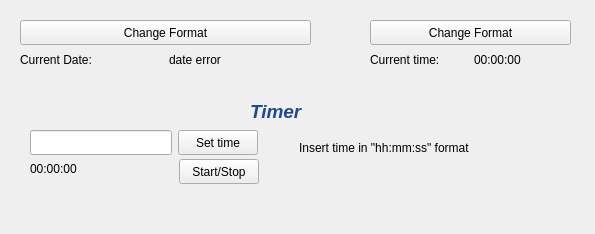
The window that mainwindow.ui (Gio-Formichella/Elaborato) describes before a commit, drawn with Qt 5.
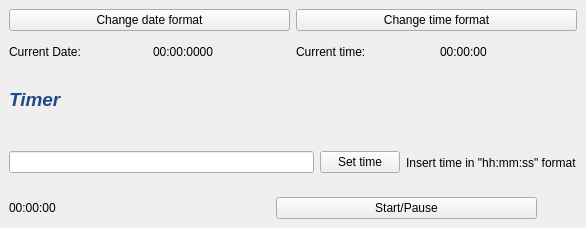
The same window after the commit.

Commit message: Completed layout, modified button and label text.

```diff
--- a/mainwindow.ui
+++ b/mainwindow.ui
@@ -6,75 +6,27 @@
    <rect>
     <x>0</x>
     <y>0</y>
-    <width>595</width>
-    <height>234</height>
+    <width>586</width>
+    <height>228</height>
    </rect>
   </property>
   <property name="windowTitle">
    <string>MainWindow</string>
   </property>
   <widget class="QWidget" name="centralwidget">
-   <widget class="QPushButton" name="ChangeTimeFormat">
-    <property name="geometry">
-     <rect>
-      <x>370</x>
-      <y>20</y>
-      <width>201</width>
-      <height>25</height>
-     </rect>
-    </property>
-    <property name="text">
-     <string>Change Format</string>
-    </property>
-   </widget>
+   <layout class="QVBoxLayout" name="verticalLayout">
+    <item>
+     <layout class="QHBoxLayout" name="horizontalLayout_4">
+      <item>
+       <layout class="QVBoxLayout" name="verticalLayout_4">
+        <item>
    <widget class="QPushButton" name="ChangeDateFormat">
-    <property name="geometry">
-     <rect>
-      <x>20</x>
-      <y>20</y>
-      <width>291</width>
-      <height>25</height>
-     </rect>
-    </property>
     <property name="text">
-     <string>Change Format</string>
-    </property>
-   </widget>
-   <widget class="QWidget" name="layoutWidget">
-    <property name="geometry">
-     <rect>
-      <x>370</x>
-      <y>50</y>
-      <width>201</width>
-      <height>19</height>
-     </rect>
-    </property>
-    <layout class="QHBoxLayout" name="horizontalLayout">
-     <item>
-      <widget class="QLabel" name="currentTimeLabel">
-       <property name="text">
-        <string>Current time:</string>
-       </property>
-      </widget>
+           <string>Change date format</string>
+          </property>
+         </widget>
      </item>
      <item>
-      <widget class="QLabel" name="timeLabel">
-       <property name="text">
-        <string>00:00:00</string>
-       </property>
-      </widget>
-     </item>
-    </layout>
-   </widget>
-   <widget class="QWidget" name="layoutWidget">
-    <property name="geometry">
-     <rect>
-      <x>20</x>
-      <y>50</y>
-      <width>291</width>
-      <height>19</height>
-     </rect>
-    </property>
     <layout class="QHBoxLayout" name="horizontalLayout_2">
      <item>
       <widget class="QLabel" name="CurrentDateTextLabel">
@@ -86,87 +38,108 @@
      <item>
       <widget class="QLabel" name="dateLabel">
        <property name="text">
-        <string>date error</string>
+             <string>00:00:0000</string>
        </property>
       </widget>
      </item>
     </layout>
-   </widget>
-   <widget class="QLabel" name="timerLabel">
-    <property name="geometry">
-     <rect>
-      <x>30</x>
-      <y>160</y>
-      <width>141</width>
-      <height>17</height>
-     </rect>
-    </property>
+        </item>
+       </layout>
+      </item>
+      <item>
+       <layout class="QVBoxLayout" name="verticalLayout_5">
+        <item>
+         <widget class="QPushButton" name="ChangeTimeFormat">
+          <property name="text">
+           <string>Change time format</string>
+          </property>
+         </widget>
+        </item>
+        <item>
+         <layout class="QHBoxLayout" name="horizontalLayout">
+          <item>
+           <widget class="QLabel" name="currentTimeLabel">
+            <property name="text">
+             <string>Current time:</string>
+            </property>
+           </widget>
+          </item>
+          <item>
+           <widget class="QLabel" name="timeLabel">
     <property name="text">
      <string>00:00:00</string>
     </property>
    </widget>
-   <widget class="QPushButton" name="start_stopButton">
-    <property name="geometry">
-     <rect>
-      <x>179</x>
-      <y>159</y>
-      <width>80</width>
-      <height>25</height>
-     </rect>
-    </property>
-    <property name="text">
-     <string>Start/Stop</string>
-    </property>
-   </widget>
-   <widget class="QLabel" name="timerInfo">
-    <property name="geometry">
-     <rect>
-      <x>299</x>
-      <y>139</y>
-      <width>231</width>
-      <height>17</height>
-     </rect>
-    </property>
-    <property name="text">
-     <string>Insert time in &quot;hh:mm:ss&quot; format</string>
-    </property>
-   </widget>
-   <widget class="QLineEdit" name="setTimerIntervalInput">
-    <property name="geometry">
-     <rect>
-      <x>30</x>
-      <y>130</y>
-      <width>142</width>
-      <height>25</height>
-     </rect>
-    </property>
-   </widget>
+          </item>
+         </layout>
+        </item>
+       </layout>
+      </item>
+     </layout>
+    </item>
+    <item>
    <widget class="QLabel" name="timerTitle">
-    <property name="geometry">
-     <rect>
-      <x>250</x>
-      <y>100</y>
-      <width>71</width>
-      <height>21</height>
-     </rect>
-    </property>
     <property name="text">
      <string>&lt;html&gt;&lt;head/&gt;&lt;body&gt;&lt;p&gt;&lt;span style=&quot; font-size:14pt; font-weight:600; font-style:italic; color:#204a87;&quot;&gt;Timer&lt;/span&gt;&lt;/p&gt;&lt;/body&gt;&lt;/html&gt;</string>
     </property>
    </widget>
+    </item>
+    <item>
+     <layout class="QHBoxLayout" name="horizontalLayout_3">
+      <item>
+       <widget class="QLineEdit" name="setTimerIntervalInput"/>
+      </item>
+      <item>
    <widget class="QPushButton" name="setTimerButton">
-    <property name="geometry">
-     <rect>
-      <x>178</x>
-      <y>130</y>
-      <width>80</width>
-      <height>25</height>
-     </rect>
-    </property>
     <property name="text">
      <string>Set time</string>
     </property>
    </widget>
+      </item>
+      <item>
+       <widget class="QLabel" name="timerInfo">
+        <property name="text">
+         <string>Insert time in &quot;hh:mm:ss&quot; format</string>
+        </property>
+       </widget>
+      </item>
+     </layout>
+    </item>
+    <item>
+     <layout class="QHBoxLayout" name="horizontalLayout_5">
+      <item>
+       <widget class="QLabel" name="timerLabel">
+        <property name="text">
+         <string>00:00:00</string>
+        </property>
+       </widget>
+      </item>
+      <item>
+       <widget class="QPushButton" name="start_stopButton">
+        <property name="text">
+         <string>Start/Pause</string>
+        </property>
+       </widget>
+      </item>
+      <item>
+       <spacer name="horizontalSpacer">
+        <property name="orientation">
+         <enum>Qt::Horizontal</enum>
+        </property>
+        <property name="sizeType">
+         <enum>QSizePolicy::Minimum</enum>
+        </property>
+        <property name="sizeHint" stdset="0">
+         <size>
+          <width>40</width>
+          <height>20</height>
+         </size>
+        </property>
+       </spacer>
+      </item>
+     </layout>
+    </item>
+   </layout>
   </widget>
  </widget>
  <resources/>
```
Lines whose indentation alone changed are shown as unchanged.
